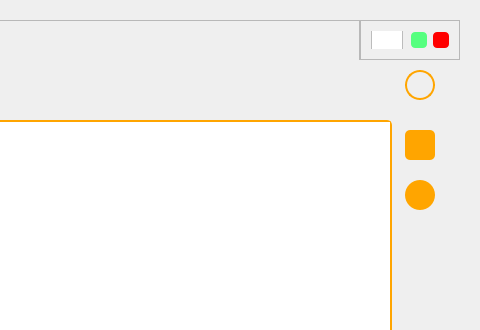
atticus-lv/blender_launcher, file demo.ui: the form before one commit; both pictures show x 470 to 950 and y 0 to 330 of the 950 by 600 pixel window.
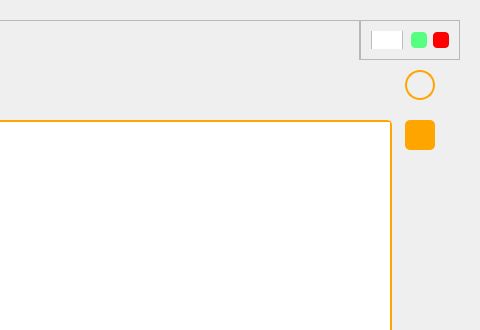
The form after the commit. The open tabs and pages were chosen to show the change. Icons and pictures are not drawn. Custom widgets are drawn as their Qt base class.

Commit message: remove refresh btn

```diff
--- a/demo.ui
+++ b/demo.ui
@@ -1268,7 +1268,7 @@
                          <property name="maximumSize">
                           <size>
                            <width>50</width>
-                           <height>120</height>
+                           <height>50</height>
                           </size>
                          </property>
                          <property name="styleSheet">
@@ -1336,44 +1336,6 @@
                             </property>
                            </widget>
                           </item>
-                          <item>
-                           <widget class="QPushButton" name="btn_list_refresh">
-                            <property name="minimumSize">
-                             <size>
-                              <width>30</width>
-                              <height>30</height>
-                             </size>
-                            </property>
-                            <property name="maximumSize">
-                             <size>
-                              <width>30</width>
-                              <height>30</height>
-                             </size>
-                            </property>
-                            <property name="layoutDirection">
-                             <enum>Qt::LeftToRight</enum>
-                            </property>
-                            <property name="styleSheet">
-                             <string notr="true">QPushButton{
-	border:none;
-	background-color:orange;
-	border-radius:15px;
-}
-QPushButton:hover{
-background-color:rgb(255, 220, 0);
-}</string>
-                            </property>
-                            <property name="text">
-                             <string/>
-                            </property>
-                            <property name="iconSize">
-                             <size>
-                              <width>20</width>
-                              <height>20</height>
-                             </size>
-                            </property>
-                           </widget>
-                          </item>
                          </layout>
                         </widget>
                        </item>
```
The commit also changes 8 other files.
